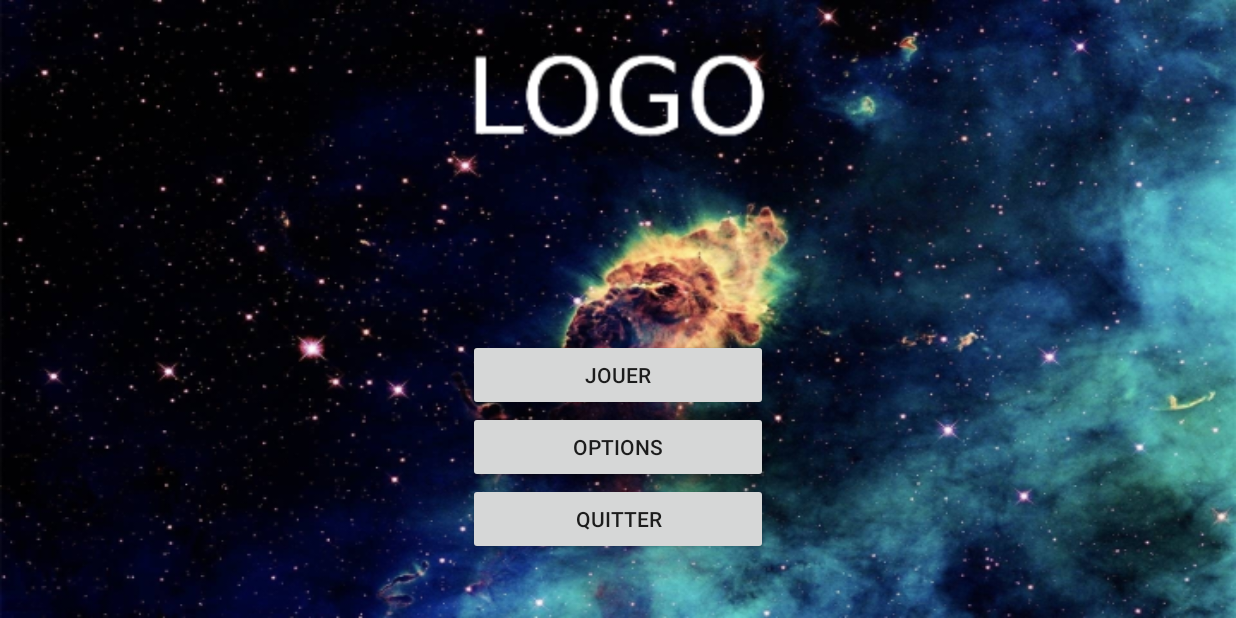
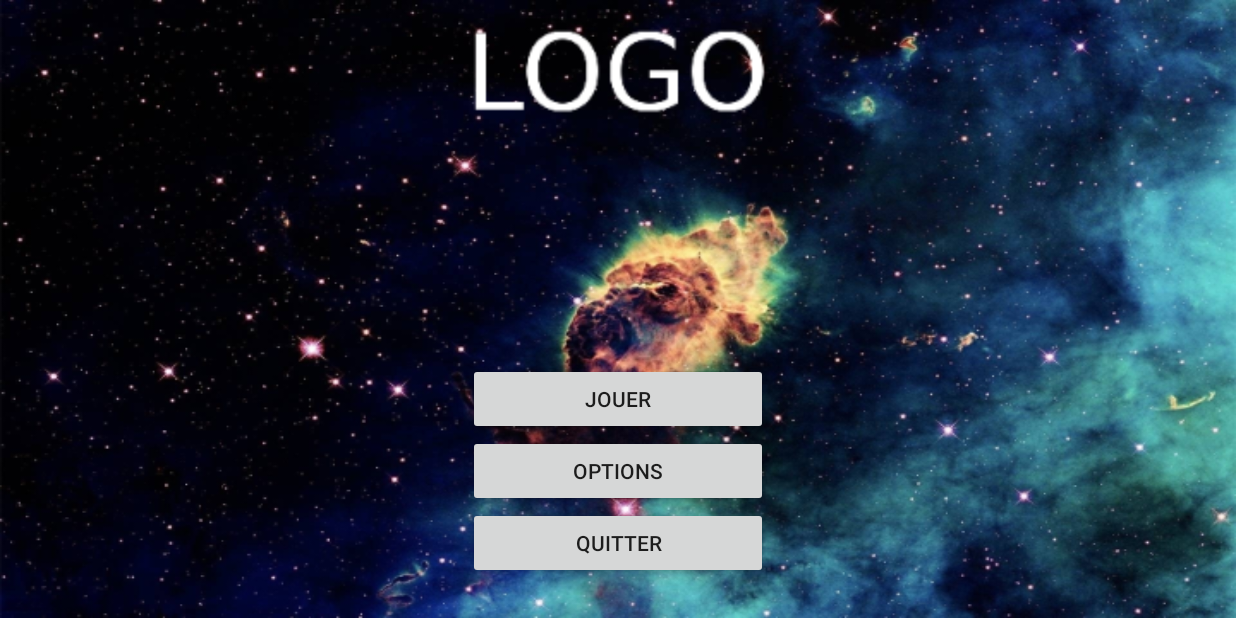
Before and after one commit to GregoryMerlet/TimeFixers, an Android app: the screen it shows after launch (MenuActivity), on a phone screen of 824 x 412 dp (held sideways). Run offline under Robolectric (Android 15) with nearby library versions, the phone set to English and light mode, and no system bars.

Commit message:
Modifications du menu + Options

```diff
--- a/app/src/main/java/fr/ratslab/timefixers/MenuActivity.java
+++ b/app/src/main/java/fr/ratslab/timefixers/MenuActivity.java
@@ -1,5 +1,6 @@
 package fr.ratslab.timefixers;
 
+import android.content.Intent;
 import android.support.v7.app.AppCompatActivity;
 import android.os.Bundle;
 import android.view.View;
@@ -18,6 +19,7 @@ public class MenuActivity extends AppCompatActivity {
         getWindow().addFlags(WindowManager.LayoutParams.FLAG_FULLSCREEN);
 
         Button quitButton = (Button) findViewById(R.id.menuQuitButton);
+        Button settingsButton = (Button) findViewById(R.id.menuSettingsButton);
 
         quitButton.setOnClickListener(new View.OnClickListener() {
             @Override
@@ -26,5 +28,13 @@ public class MenuActivity extends AppCompatActivity {
                 System.exit(0);
             }
         });
+
+        settingsButton.setOnClickListener(new View.OnClickListener() {
+            @Override
+            public void onClick(View v) {
+                Intent intent = new Intent(MenuActivity.this, SettingsActivity.class);
+                MenuActivity.this.startActivity(intent);
+            }
+        });
     }
 }
--- a/app/src/main/res/layout/activity_menu.xml
+++ b/app/src/main/res/layout/activity_menu.xml
@@ -3,12 +3,8 @@
     xmlns:tools="http://schemas.android.com/tools"
     android:layout_width="match_parent"
     android:layout_height="match_parent"
-    android:paddingBottom="@dimen/activity_vertical_margin"
-    android:paddingLeft="@dimen/activity_horizontal_margin"
-    android:paddingRight="@dimen/activity_horizontal_margin"
-    android:paddingTop="@dimen/activity_vertical_margin"
     android:background="@drawable/menu_background"
-    tools:context="fr.ratslab.timefixers.MainActivity">
+    tools:context="fr.ratslab.timefixers.MenuActivity">
 
     <ImageView
         android:layout_width="400dp"
--- a/app/src/main/res/values/strings.xml
+++ b/app/src/main/res/values/strings.xml
@@ -3,4 +3,5 @@
     <string name="menu_play_button">Jouer</string>
     <string name="menu_settings_button">Options</string>
     <string name="menu_quit_button">Quitter</string>
+    <string name="settings_title">Options</string>
 </resources>
```
Also changed, not shown: app/src/main/AndroidManifest.xml (+7 -0 lines), app/src/main/java/fr/ratslab/timefixers/SettingsActivity.java (added, +19 -0 lines), app/src/main/res/layout/activity_settings.xml (added, +29 -0 lines).
